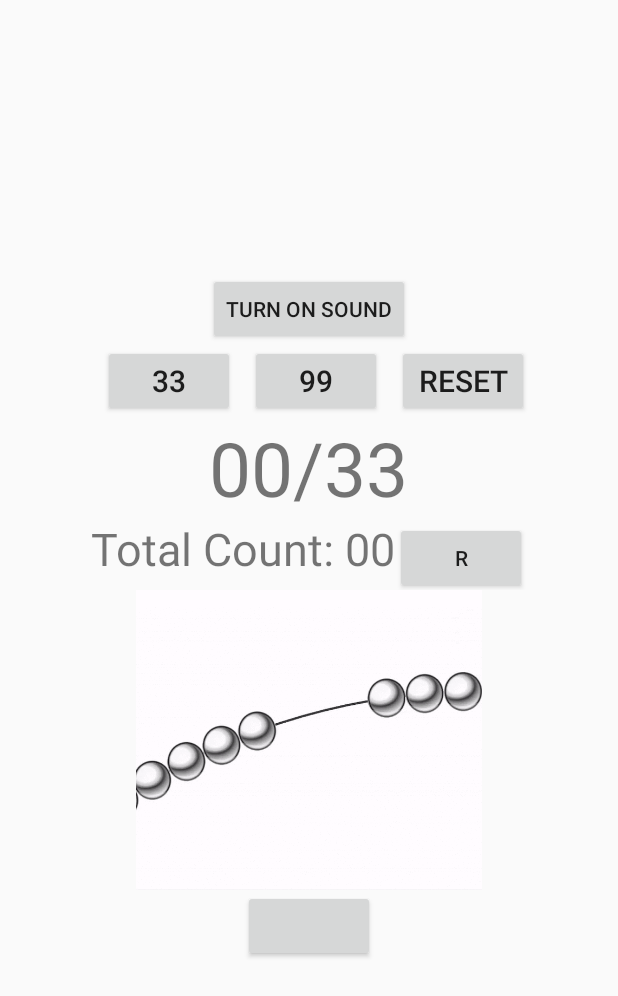
After one commit to moinakash/Islamic_App, an Android app: the layout fragment_tasbih.xml on its own in the app's theme, with its tools: preview values and no code run, on a phone screen of 412 x 824 dp. The commit adds this screen. Shown: the top 996 px of the screen. Run offline under Robolectric (Android 15) with nearby library versions, the phone set to English and light mode, and no system bars.

Commit message:
Tasbih Added

```diff
--- a/app/build.gradle
+++ b/app/build.gradle
@@ -41,4 +41,6 @@ dependencies {
 
     implementation "androidx.cardview:cardview:1.0.0"
 
+    implementation 'pl.droidsonroids.gif:android-gif-drawable:1.2.19'
+
 }
--- a/app/src/main/AndroidManifest.xml
+++ b/app/src/main/AndroidManifest.xml
@@ -2,6 +2,7 @@
 <manifest xmlns:android="http://schemas.android.com/apk/res/android"
     package="com.example.islamicappb">
 
+    <uses-permission android:name="android.permission.VIBRATE" />
     <uses-permission android:name="android.permission.WRITE_EXTERNAL_STORAGE" />
     <uses-permission android:name="android.permission.READ_EXTERNAL_STORAGE" />
     <uses-permission android:name="android.permission.MANAGE_EXTERNAL_STORAGE" />
--- a/app/src/main/java/com/example/islamicappb/BaseActivity.java
+++ b/app/src/main/java/com/example/islamicappb/BaseActivity.java
@@ -596,14 +596,14 @@ public class BaseActivity extends AppCompatActivity {
                         break;
 
                     case  R.id.discover:
-                        fragment = new DiscoverFragment();
+                        fragment = new CompusFragment();
                         break;
 
                     case  R.id.account:
                         fragment = new QuranMajidFragment();
                         break;
                     case  R.id.account2:
-                        fragment = new DiscoverFragment();
+                        fragment = new TasbihFragment();
                         break;
                     case  R.id.account3:
                         fragment = new TimeTableFragment();
--- /dev/null
+++ b/app/src/main/res/layout/fragment_tasbih.xml
@@ -0,0 +1,146 @@
+<?xml version="1.0" encoding="utf-8"?>
+<FrameLayout xmlns:android="http://schemas.android.com/apk/res/android"
+    xmlns:tools="http://schemas.android.com/tools"
+    android:layout_width="match_parent"
+    android:layout_height="match_parent"
+    tools:context=".TasbihFragment">
+
+    <!-- TODO: Update blank fragment layout -->
+    <LinearLayout
+        android:layout_width="match_parent"
+        android:layout_height="match_parent"
+        tools:context="com.example.gifclick.MainActivity"
+        android:layout_gravity="center"
+        android:gravity="center"
+        android:orientation="vertical">
+
+
+        <Button
+            android:id="@+id/idSound"
+            android:layout_width="wrap_content"
+            android:layout_height="wrap_content"
+            android:text="turn on Sound"/>
+
+        <LinearLayout
+            android:layout_width="wrap_content"
+            android:layout_height="wrap_content"
+            android:orientation="horizontal">
+
+
+            <Button
+                android:layout_marginLeft="10dp"
+                android:id="@+id/id33"
+                android:layout_width="wrap_content"
+                android:layout_height="wrap_content"
+                android:text="33"
+                android:layout_gravity="center"
+                android:textSize="20dp"
+                android:gravity="center" />
+
+            <Button
+                android:layout_marginLeft="10dp"
+                android:id="@+id/id99"
+                android:layout_width="wrap_content"
+                android:layout_height="wrap_content"
+                android:text="99"
+                android:layout_gravity="center"
+                android:textSize="20dp"
+                android:gravity="center" />
+            <Button
+                android:layout_marginLeft="10dp"
+                android:id="@+id/idReset"
+                android:layout_width="wrap_content"
+                android:layout_height="wrap_content"
+                android:text="reset"
+                android:layout_gravity="center"
+                android:textSize="20dp"
+                android:gravity="center" />
+
+        </LinearLayout>
+
+        <LinearLayout
+            android:layout_width="wrap_content"
+            android:layout_height="wrap_content"
+            android:orientation="vertical"
+            android:layout_gravity="center"
+            android:gravity="center">
+            <LinearLayout
+                android:layout_width="wrap_content"
+                android:layout_height="wrap_content"
+                android:orientation="horizontal">
+                <TextView
+                    android:id="@+id/idCurrentCount"
+                    android:layout_width="wrap_content"
+                    android:layout_height="wrap_content"
+                    android:text="00"
+                    android:layout_gravity="center"
+                    android:textSize="50dp"
+                    android:gravity="center" />
+                <TextView
+                    android:layout_width="wrap_content"
+                    android:layout_height="wrap_content"
+                    android:text="/"
+                    android:layout_gravity="center"
+                    android:textSize="50dp"
+                    android:gravity="center" />
+                <TextView
+                    android:id="@+id/idCountSet"
+                    android:layout_width="wrap_content"
+                    android:layout_height="wrap_content"
+                    android:text="33"
+                    android:layout_gravity="center"
+                    android:textSize="50dp"
+                    android:gravity="center" />
+
+
+            </LinearLayout>
+            <LinearLayout
+                android:layout_width="wrap_content"
+                android:layout_height="wrap_content"
+                android:orientation="horizontal">
+                <TextView
+                    android:layout_width="wrap_content"
+                    android:layout_height="wrap_content"
+                    android:text="Total Count: "
+                    android:textSize="30dp"/>
+                <TextView
+                    android:id="@+id/idtotalCount"
+                    android:layout_width="wrap_content"
+                    android:layout_height="wrap_content"
+                    android:text="00"
+                    android:textSize="30dp"/>
+
+                <Button
+                    android:id="@+id/idttlr"
+                    android:layout_width="wrap_content"
+                    android:layout_height="wrap_content"
+                    android:text="R"/>
+            </LinearLayout>
+
+        </LinearLayout>
+
+
+        <ImageView
+            android:id="@+id/idImage"
+            android:src="@drawable/tasbih"
+            android:layout_width="wrap_content"
+            android:layout_height="200dp"/>
+
+
+        <pl.droidsonroids.gif.GifImageView
+
+            android:visibility="gone"
+            android:id="@+id/idGif"
+            android:src="@drawable/tasbih"
+            android:layout_width="wrap_content"
+            android:layout_height="200dp"/>
+
+        <Button
+            android:id="@+id/idButton"
+            android:layout_gravity="center"
+            android:layout_width="wrap_content"
+            android:layout_height="wrap_content"/>
+
+    </LinearLayout>
+
+</FrameLayout>
--- a/app/src/main/res/values/strings.xml
+++ b/app/src/main/res/values/strings.xml
@@ -1,5 +1,5 @@
 <resources>
-    <string name="app_name">JavaChipNavigationBar</string>
+    <string name="app_name">Islamic App</string>
     <!-- TODO: Remove or change this placeholder text -->
     <string name="hello_blank_fragment">Hello blank fragment</string>
 </resources>
```
Also changed, not shown: app/src/main/java/com/example/islamicappb/CompusFragment.java (renamed from app/src/main/java/com/example/islamicappb/DiscoverFragment.java, +5 -6 lines), app/src/main/java/com/example/islamicappb/TasbihFragment.java (added, +315 -0 lines), app/src/main/res/layout/custom_suraname_layout.xml (+1 -41 lines), app/src/main/res/drawable/tasbih.gif (added), app/src/main/res/layout/fragment_compus.xml (renamed from app/src/main/res/layout/fragment_discover.xml), 1 other file.
